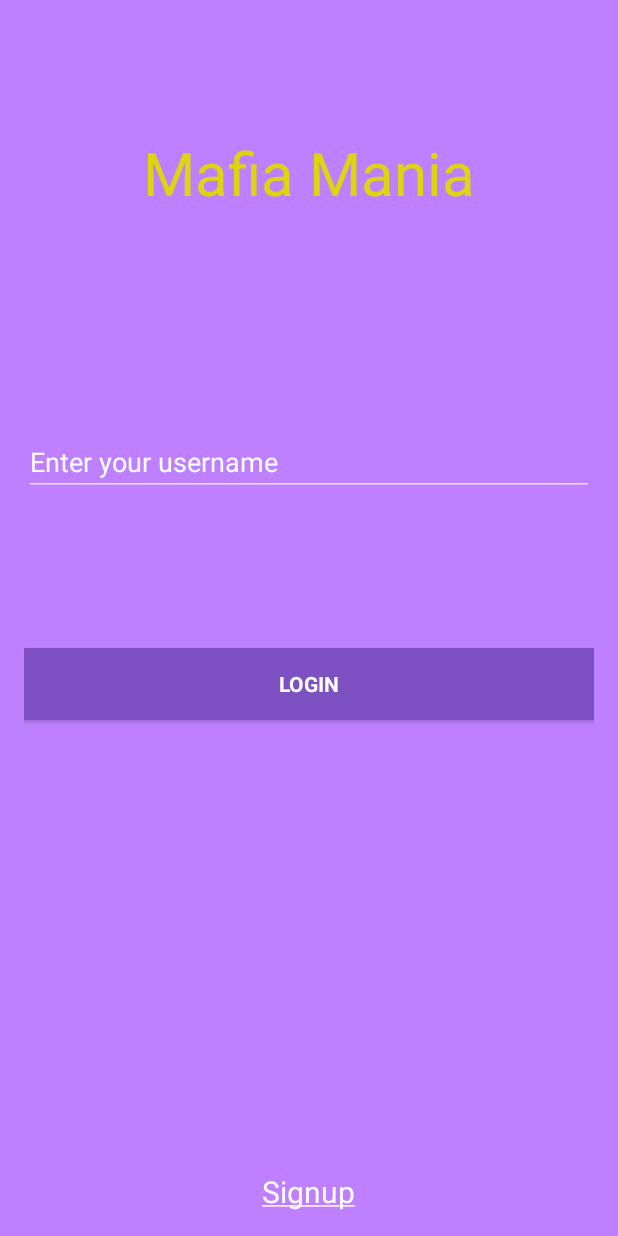
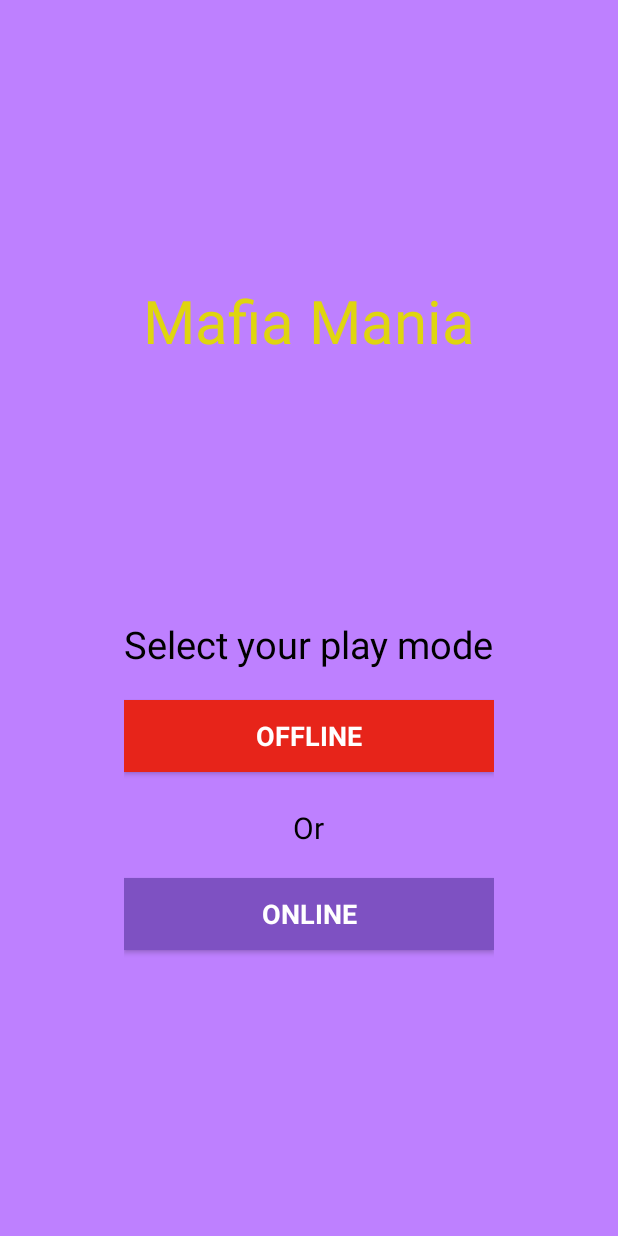
Before and after one commit to GanapathyRaman/MafiaMania, an Android app: the screen it shows after launch (LoginActivity before the commit, PlayModeActivity after it), on a phone screen of 412 x 824 dp. Run offline under Robolectric (Android 15) with nearby library versions, the phone set to English and light mode, and no system bars.

Commit message:
* Added Game Play mode activity after Splash screen (XML and Java) * Added more animations for slide_in_up, slide_out_up, slide_in_down and slide_out_down

```diff
--- /dev/null
+++ b/app/src/main/java/com/ateam/mafiamania/PlayModeActivity.java
@@ -0,0 +1,39 @@
+package com.ateam.mafiamania;
+
+import android.content.Intent;
+import android.os.Bundle;
+import android.support.v7.app.AppCompatActivity;
+import android.view.View;
+import android.widget.Button;
+
+public class PlayModeActivity extends AppCompatActivity implements View.OnClickListener {
+
+    private Button buttonOffline;
+    private Button buttonOnline;
+
+    @Override
+    protected void onCreate(Bundle savedInstanceState) {
+
+        super.onCreate(savedInstanceState);
+        this.setContentView(R.layout.activity_game_mode);
+
+        buttonOffline = (Button) findViewById(R.id.buttonOffline);
+
+        buttonOnline = (Button) findViewById(R.id.buttonOnline);
+        buttonOnline.setOnClickListener(new View.OnClickListener() {
+            @Override
+            public void onClick(View v) {
+                Intent intent = new Intent(PlayModeActivity.this, LoginActivity.class);
+                startActivity(intent);
+                overridePendingTransition(R.anim.slide_in_up, R.anim.slide_out_up);
+            }
+        });
+    }
+
+    @Override
+    public void onClick(View v) {
+        /* This logic has been take care above using
+        above Lambda Expressions and Abstract classes
+        */
+    }
+}
--- a/app/src/main/java/com/ateam/mafiamania/Splash.java
+++ b/app/src/main/java/com/ateam/mafiamania/Splash.java
@@ -16,8 +16,8 @@ public class Splash extends Activity {
         handler.postDelayed(new Runnable() {
             @Override
             public void run() {
-                Intent openLoginActivity = new Intent(Splash.this, LoginActivity.class);
-                startActivity(openLoginActivity);
+                Intent playModeActivity = new Intent(Splash.this, PlayModeActivity.class);
+                startActivity(playModeActivity);
                 finish();
 
             }
--- a/app/src/main/res/anim/slide_in_left.xml
+++ b/app/src/main/res/anim/slide_in_left.xml
@@ -3,6 +3,6 @@
     <translate
         android:duration="600"
         android:fromXDelta="100%"
-        android:toXDelta="0%" >
+        android:toXDelta="0%">
     </translate>
 </set>
--- /dev/null
+++ b/app/src/main/res/anim/slide_in_up.xml
@@ -0,0 +1,8 @@
+<?xml version="1.0" encoding="utf-8"?>
+<set xmlns:android="http://schemas.android.com/apk/res/android" >
+    <translate
+        android:duration="600"
+        android:fromYDelta="100%"
+        android:toYDelta="0%">
+    </translate>
+</set>
--- a/app/src/main/res/anim/slide_out_left.xml
+++ b/app/src/main/res/anim/slide_out_left.xml
@@ -3,6 +3,6 @@
     <translate
         android:duration="600"
         android:fromXDelta="0%"
-        android:toXDelta="-100%" >
+        android:toXDelta="-100%">
     </translate>
 </set>
--- a/app/src/main/res/anim/slide_out_right.xml
+++ b/app/src/main/res/anim/slide_out_right.xml
@@ -3,6 +3,6 @@
     <translate
         android:duration="600"
         android:fromXDelta="0%"
-        android:toXDelta="100%" >
+        android:toXDelta="100%">
     </translate>
 </set>
--- /dev/null
+++ b/app/src/main/res/anim/slide_out_up.xml
@@ -0,0 +1,8 @@
+<?xml version="1.0" encoding="utf-8"?>
+<set xmlns:android="http://schemas.android.com/apk/res/android" >
+    <translate
+        android:duration="600"
+        android:fromYDelta="0%"
+        android:toYDelta="-100%">
+    </translate>
+</set>
--- /dev/null
+++ b/app/src/main/res/layout/activity_game_mode.xml
@@ -0,0 +1,75 @@
+<LinearLayout xmlns:android="http://schemas.android.com/apk/res/android"
+    xmlns:tools="http://schemas.android.com/tools" android:layout_width="match_parent"
+    android:layout_height="match_parent" android:gravity="center_vertical|center_horizontal"
+    android:orientation="vertical" android:paddingBottom="@dimen/activity_vertical_margin"
+    android:paddingLeft="@dimen/activity_horizontal_margin"
+    android:paddingRight="@dimen/activity_horizontal_margin"
+    android:paddingTop="@dimen/activity_vertical_margin" tools:context=".LoginActivity"
+    android:background="#ffBE80FF"
+    android:descendantFocusability="beforeDescendants"
+    android:focusableInTouchMode="true">
+
+    <LinearLayout
+        android:id="@+id/a11"
+        android:layout_width="match_parent"
+        android:layout_height="match_parent"
+        android:layout_weight="1"
+        android:gravity="center_vertical|center_horizontal">
+
+        <TextView
+            android:layout_width="wrap_content"
+            android:layout_height="wrap_content"
+            android:textAppearance="?android:attr/textAppearanceLarge"
+            android:text="@string/app_name"
+            android:id="@+id/appName1"
+            android:textSize="40sp"
+            android:textColor="#dfd50f"
+            android:layout_gravity="center"/>
+        </LinearLayout>
+
+    <LinearLayout
+        android:id="@+id/a12"
+        android:layout_width="wrap_content"
+        android:layout_height="match_parent"
+        android:layout_weight="1">
+
+        <LinearLayout android:id="@+id/play_mode" android:layout_width="match_parent"
+            android:layout_height="match_parent" android:orientation="vertical">
+
+        <TextView
+            android:layout_width="wrap_content"
+            android:layout_height="wrap_content"
+            android:textAppearance="?android:attr/textAppearanceMedium"
+            android:text="@string/text_play"
+            android:id="@+id/textPlay"
+            android:textSize="25sp"
+            android:layout_gravity="center_horizontal"
+            android:textColor="#000000"/>
+
+            <Button android:id="@+id/buttonOffline" style="?android:textAppearanceMedium"
+                android:layout_width="match_parent" android:layout_height="wrap_content"
+                android:layout_marginTop="20sp" android:text="@string/button_offline"
+                android:textStyle="bold"
+                android:textColor="#ffffffff"
+                android:background="#e7241a" />
+
+            <TextView
+                android:layout_width="wrap_content"
+                android:layout_height="wrap_content"
+                android:textAppearance="?android:attr/textAppearanceMedium"
+                android:text="@string/text_or"
+                android:id="@+id/textOr"
+                android:textSize="20sp"
+                android:layout_gravity="center_horizontal"
+                android:textColor="#000000" />
+
+            <Button android:id="@+id/buttonOnline" style="?android:textAppearanceMedium"
+                android:layout_width="match_parent" android:layout_height="wrap_content"
+                android:layout_marginTop="20sp" android:text="@string/button_online"
+                android:textStyle="bold"
+                android:textColor="#ffffffff"
+                android:background="#ff7e51c2" />
+        </LinearLayout>
+    </LinearLayout>
+
+</LinearLayout>
--- a/app/src/main/res/layout/activity_login.xml
+++ b/app/src/main/res/layout/activity_login.xml
@@ -21,13 +21,13 @@
             android:layout_height="wrap_content"
             android:textAppearance="?android:attr/textAppearanceLarge"
             android:text="@string/app_name"
-            android:id="@+id/textView2"
-            android:textSize="40dp"
+            android:id="@+id/appName2"
+            android:textSize="40sp"
             android:textColor="#dfd50f" />
     </LinearLayout>
 
     <LinearLayout
-        android:id="@+id/ll2"
+        android:id="@+id/a21"
         android:layout_width="match_parent"
         android:layout_height="match_parent"
         android:layout_weight="1"
@@ -36,13 +36,13 @@
             <LinearLayout android:id="@+id/login_form" android:layout_width="match_parent"
                 android:layout_height="wrap_content" android:orientation="vertical">
 
-                <ScrollView android:id="@+id/login_form" android:layout_width="match_parent"
+                <ScrollView android:id="@+id/login_form_scroll_view" android:layout_width="match_parent"
                     android:layout_height="wrap_content">
                     <AutoCompleteTextView android:id="@+id/username" android:layout_width="match_parent"
                         android:layout_height="wrap_content" android:hint="@string/string_enter_username"
                         android:inputType="textPersonName" android:maxLines="1"
                         android:singleLine="true"
-                        android:layout_marginBottom="10dp"
+                        android:layout_marginBottom="10sp"
                         android:textColorHint="#ffffffff"
                         android:textColor="#ffffffff" />
                 </ScrollView>
@@ -50,14 +50,14 @@
     </LinearLayout>
 
     <LinearLayout
-        android:id="@+id/ll2"
+        android:id="@+id/a22"
         android:layout_width="match_parent"
         android:layout_height="match_parent"
         android:layout_weight="1"
         android:gravity="center_horizontal">
-        <Button android:id="@+id/sign_in_button" style="?android:textAppearanceSmall"
+        <Button android:id="@+id/login_button" style="?android:textAppearanceMedium"
             android:layout_width="match_parent" android:layout_height="wrap_content"
-            android:layout_marginTop="20dp" android:text="@string/button_login"
+            android:layout_marginTop="20sp" android:text="@string/button_login"
             android:textStyle="bold"
             android:textColor="#ffffffff"
             android:background="#ff7e51c2" />
@@ -65,7 +65,7 @@
 
 
     <LinearLayout
-        android:id="@+id/ll3"
+        android:id="@+id/a23"
         android:layout_width="match_parent"
         android:layout_height="match_parent"
         android:layout_weight="1"
@@ -79,7 +79,7 @@
             android:text="@string/text_signup"
             android:autoLink="all"
             android:linksClickable="true"
-            android:textSize="20dp"
+            android:textSize="20sp"
             android:textColor="#ffffffff"
             android:textColorLink="@android:color/white"/>
     </LinearLayout>
--- a/app/src/main/res/values/strings.xml
+++ b/app/src/main/res/values/strings.xml
@@ -5,6 +5,10 @@
     <string name="string_enter_username">Enter your username</string>
     <string name="string_choose_username">Choose your username</string>
     <string name="text_signup"><a href="">Signup</a></string>
+    <string name="text_play">Select your play mode</string>
+    <string name="text_or">\nOr</string>
+    <string name="button_offline">Offline</string>
+    <string name="button_online">Online</string>
     <string name="button_login">Login</string>
     <string name="button_register">Register</string>
 </resources>
```
Also changed, not shown: app/src/main/AndroidManifest.xml (+6 -4 lines), app/src/main/java/com/ateam/mafiamania/LoginActivity.java (+8 -4 lines), app/src/main/java/com/ateam/mafiamania/RegisterActivity.java (+8 -5 lines), app/src/main/res/anim/slide_in_down.xml (added, +8 -0 lines), app/src/main/res/anim/slide_out_down.xml (added, +8 -0 lines), app/src/main/res/layout/activity_signup.xml (+9 -9 lines).
